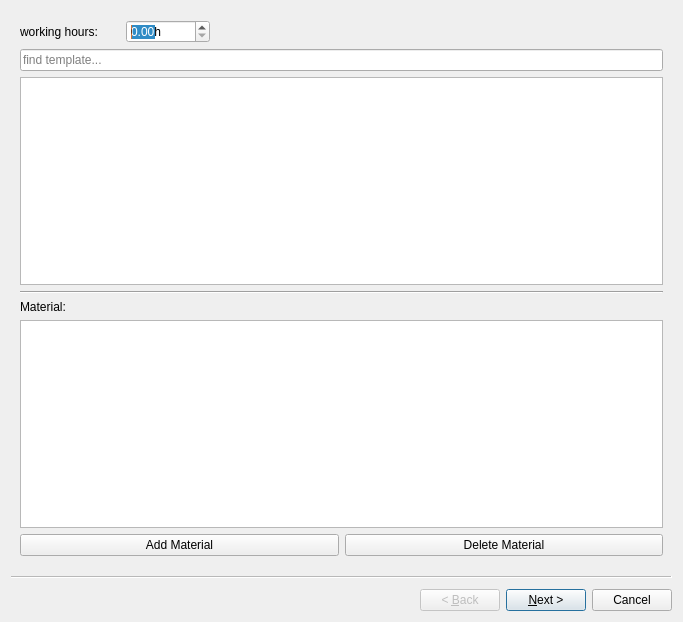
PhilippParis/BusinessManager, file ui/wizards/abstractbillitemwizard.ui: the form before one commit.
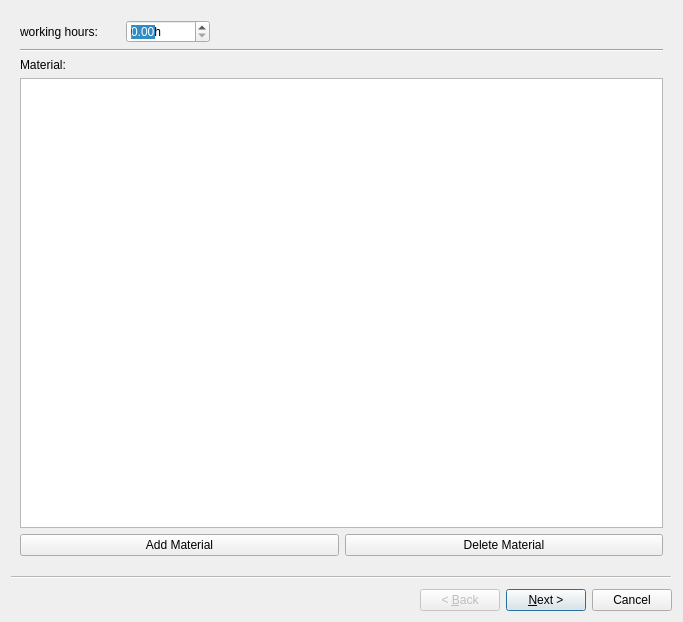
The form after the commit. Icons and pictures are not drawn.

```diff
--- a/ui/wizards/abstractbillitemwizard.ui
+++ b/ui/wizards/abstractbillitemwizard.ui
@@ -58,29 +58,6 @@
       </item>
      </layout>
     </item>
-    <item>
-     <widget class="QLineEdit" name="leFilterTemplate">
-      <property name="placeholderText">
-       <string>find template...</string>
-      </property>
-     </widget>
-    </item>
-    <item>
-     <widget class="QTableView" name="tblTemplates">
-      <property name="editTriggers">
-       <set>QAbstractItemView::NoEditTriggers</set>
-      </property>
-      <property name="selectionMode">
-       <enum>QAbstractItemView::SingleSelection</enum>
-      </property>
-      <property name="selectionBehavior">
-       <enum>QAbstractItemView::SelectRows</enum>
-      </property>
-      <attribute name="horizontalHeaderStretchLastSection">
-       <bool>true</bool>
-      </attribute>
-     </widget>
-    </item>
     <item>
      <widget class="Line" name="line">
       <property name="orientation">
```
Left out of the diff: 2 changed lines with no effect on the pictures.
